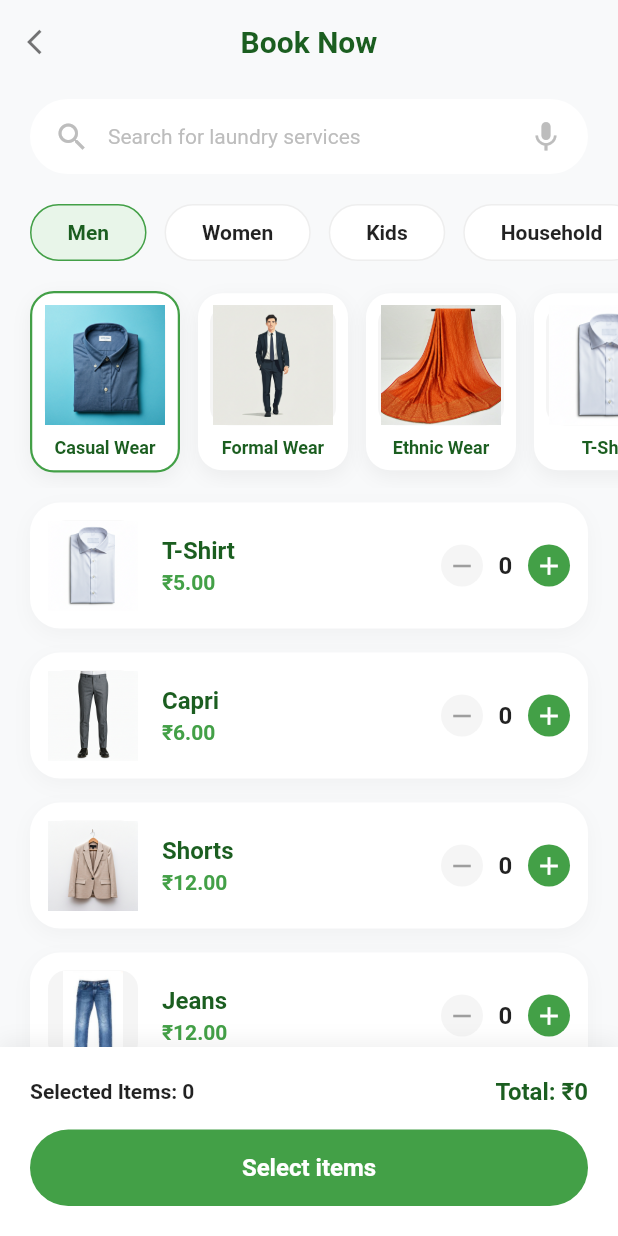
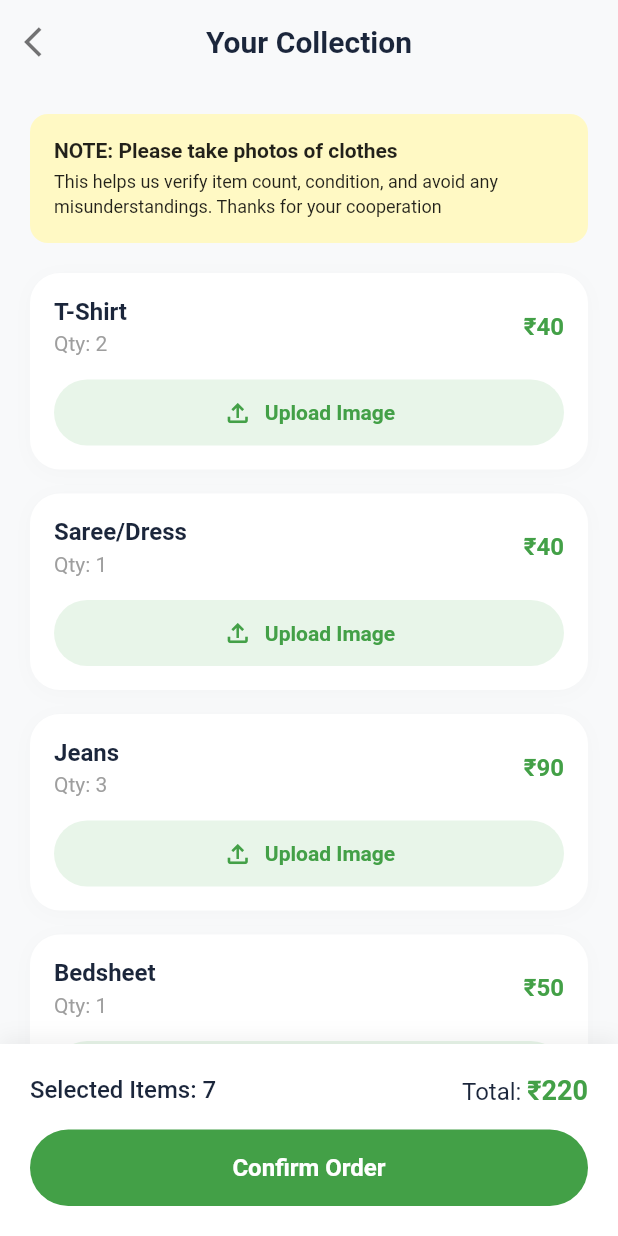
Before and after one commit to gohypedevelopers-stack/cleclo, a Flutter app: the BookServiceScreen screen opened by its route, after a tap on "Select items", on a phone screen of 412 x 824 dp. Run offline on Flutter 3.47's test engine with Material 3 defaults, Android fonts, the light colour scheme and no system bars; our stand-ins replace go_router, smooth_page_indicator.

Commit message:
feat: Add book service, upload image, and your collection screens with corresponding route constants.

```diff
--- a/lib/features/home/view/book_service_screen.dart
+++ b/lib/features/home/view/book_service_screen.dart
@@ -1,4 +1,5 @@
 import 'package:cleclo/utils/images/images.dart';
+import 'package:cleclo/routes/route_constants.dart';
 import 'package:cleclo/utils/theme/colors.dart';
 import 'package:flutter/material.dart';
 import 'package:go_router/go_router.dart';
@@ -292,7 +293,9 @@ class _BookServiceScreenState extends State<BookServiceScreen> {
                 SizedBox(
                   width: double.infinity,
                   child: ElevatedButton(
-                    onPressed: () {},
+                    onPressed: () {
+                      context.push(RouteConstants.yourCollectionScreen);
+                    },
                     style: ElevatedButton.styleFrom(
                       backgroundColor: const Color(0xFF43A047),
                       padding: const EdgeInsets.symmetric(vertical: 16),
--- /dev/null
+++ b/lib/features/home/view/your_collection_screen.dart
@@ -0,0 +1,270 @@
+import 'package:cleclo/utils/theme/colors.dart';
+import 'package:flutter/material.dart';
+import 'package:go_router/go_router.dart';
+import 'package:cleclo/routes/route_constants.dart';
+
+class YourCollectionScreen extends StatelessWidget {
+  const YourCollectionScreen({super.key});
+
+  @override
+  Widget build(BuildContext context) {
+    // Mock data for UI development
+    final List<Map<String, dynamic>> selectedItems = [
+      {'name': 'T-Shirt', 'qty': 2, 'price': 40},
+      {'name': 'Saree/Dress', 'qty': 1, 'price': 40},
+      {'name': 'Jeans', 'qty': 3, 'price': 90},
+      {'name': 'Bedsheet', 'qty': 1, 'price': 50},
+    ];
+
+    int totalItems = selectedItems.fold(0, (sum, item) => sum + (item['qty'] as int));
+    int totalPrice = selectedItems.fold(0, (sum, item) => sum + ((item['price'] as int) * (item['qty'] as int)));
+    // Wait, the image shows Total: 220.
+    // 2*40 + 1*40 + 3*90 + 1*50 = 80 + 40 + 270 + 50 = 440.
+    // The image calculation might be different or I misread prices.
+    // Image says: T-Shirt 40, Saree/Dress 40, Jeans 90, Bedsheet 50.
+    // Total 220.
+    // Maybe the prices are unit prices but total is sum of unit prices? No.
+    // Maybe details in image are specific.
+    // Let's stick to the visual structure. The total calc logic can be fixed later.
+    // Actually, looking at image: 40 + 40 + 90 + 50 = 220.
+    // So the total shown is just the sum of the displayed prices on the right, regardless of Quantity?
+    // OR the prices shown ARE the totals for that line item?
+    // T-Shirt Qty 2, Price 40 (Unit 20?).
+    // Saree Qty 1, Price 40.
+    // Jeans Qty 3, Price 90 (Unit 30?).
+    // Bedsheet Qty 1, Price 50.
+    // 40+40+90+50 = 220.
+    // Yes, the displayed price is the LINE TOTAL.
+
+    return Scaffold(
+      backgroundColor: const Color(0xFFF8F9FA),
+      appBar: AppBar(
+        backgroundColor: const Color(0xFFF8F9FA),
+        elevation: 0,
+        leading: IconButton(
+          icon: const Icon(Icons.arrow_back_ios, color: Colors.black54),
+          onPressed: () => context.pop(),
+        ),
+        centerTitle: true,
+        title: const Text(
+          'Your Collection',
+          style: TextStyle(
+            color: Color(0xFF1B263B),
+            fontSize: 20,
+            fontWeight: FontWeight.bold,
+          ),
+        ),
+      ),
+      body: Column(
+        children: [
+          Expanded(
+            child: SingleChildScrollView(
+              padding: const EdgeInsets.all(20),
+              child: Column(
+                children: [
+                  // Note Card
+                  Container(
+                    padding: const EdgeInsets.all(16),
+                    decoration: BoxDecoration(
+                      color: const Color(0xFFFFF9C4), // Light Yellow
+                      borderRadius: BorderRadius.circular(12),
+                    ),
+                    child: Column(
+                      crossAxisAlignment: CrossAxisAlignment.start,
+                      children: const [
+                        Text(
+                          'NOTE: Please take photos of clothes',
+                          style: TextStyle(
+                            fontWeight: FontWeight.bold,
+                            fontSize: 14,
+                            color: Colors.black87,
+                          ),
+                        ),
+                        SizedBox(height: 4),
+                        Text(
+                          'This helps us verify item count, condition, and avoid any misunderstandings. Thanks for your cooperation',
+                          style: TextStyle(
+                            fontSize: 12,
+                            color: Colors.black87,
+                            height: 1.4,
+                          ),
+                        ),
+                      ],
+                    ),
+                  ),
+                  const SizedBox(height: 20),
+
+                  // Items List
+                  ...selectedItems.map((item) => _buildItemCard(context, item)).toList(),
+                ],
+              ),
+            ),
+          ),
+
+          // Bottom Bar
+          Container(
+            padding: const EdgeInsets.all(20),
+            decoration: BoxDecoration(
+              color: Colors.white,
+              boxShadow: [
+                BoxShadow(
+                  color: Colors.black.withOpacity(0.05),
+                  blurRadius: 10,
+                  offset: const Offset(0, -5),
+                ),
+              ],
+            ),
+            child: Column(
+              mainAxisSize: MainAxisSize.min,
+              children: [
+                Row(
+                  mainAxisAlignment: MainAxisAlignment.spaceBetween,
+                  children: [
+                    Text(
+                      'Selected Items: $totalItems', // Dynamic or hardcoded based on map
+                      style: const TextStyle(
+                        fontSize: 16,
+                        fontWeight: FontWeight.w500,
+                        color: Color(0xFF1B263B),
+                      ),
+                    ),
+                    RichText(
+                      text: TextSpan(
+                        text: 'Total: ',
+                        style: const TextStyle(
+                          fontSize: 16,
+                          color: Color(0xFF1B263B),
+                        ),
+                        children: [
+                          TextSpan(
+                            text: '₹220', // Matches image total
+                            style: const TextStyle(
+                              fontSize: 18,
+                              fontWeight: FontWeight.bold,
+                              color: Color(0xFF43A047),
+                            ),
+                          ),
+                        ],
+                      ),
+                    ),
+                  ],
+                ),
+                const SizedBox(height: 16),
+                SizedBox(
+                  width: double.infinity,
+                  child: ElevatedButton(
+                    onPressed: () {
+                      // Navigate to next step
+                    },
+                    style: ElevatedButton.styleFrom(
+                      backgroundColor: const Color(0xFF43A047), // Green
+                      padding: const EdgeInsets.symmetric(vertical: 16),
+                      shape: RoundedRectangleBorder(
+                        borderRadius: BorderRadius.circular(30),
+                      ),
+                      elevation: 0,
+                    ),
+                    child: const Text(
+                      'Confirm Order',
+                      style: TextStyle(
+                        color: Colors.white,
+                        fontSize: 16,
+                        fontWeight: FontWeight.bold,
+                      ),
+                    ),
+                  ),
+                ),
+              ],
+            ),
+          ),
+        ],
+      ),
+    );
+  }
+
+  Widget _buildItemCard(BuildContext context, Map<String, dynamic> item) {
+    return Container(
+      margin: const EdgeInsets.only(bottom: 16),
+      padding: const EdgeInsets.all(16),
+      decoration: BoxDecoration(
+        color: Colors.white,
+        borderRadius: BorderRadius.circular(20),
+        boxShadow: [
+          BoxShadow(
+            color: Colors.black.withOpacity(0.02),
+            blurRadius: 10,
+            offset: const Offset(0, 2),
+          ),
+        ],
+      ),
+      child: Column(
+        children: [
+          Row(
+            mainAxisAlignment: MainAxisAlignment.spaceBetween,
+            children: [
+              Column(
+                crossAxisAlignment: CrossAxisAlignment.start,
+                children: [
+                  Text(
+                    item['name'],
+                    style: const TextStyle(
+                      fontSize: 16,
+                      fontWeight: FontWeight.bold,
+                      color: Color(0xFF1B263B),
+                    ),
+                  ),
+                  const SizedBox(height: 4),
+                  Text(
+                    'Qty: ${item['qty']}',
+                    style: TextStyle(
+                      fontSize: 14,
+                      color: Colors.grey.shade500,
+                    ),
+                  ),
+                ],
+              ),
+              Text(
+                '₹${item['price']}',
+                style: const TextStyle(
+                  fontSize: 16,
+                  fontWeight: FontWeight.bold,
+                  color: Color(0xFF43A047),
+                ),
+              ),
+            ],
+          ),
+          const SizedBox(height: 16),
+          // Upload Image Button
+          Container(
+            width: double.infinity,
+            padding: const EdgeInsets.symmetric(vertical: 12),
+            decoration: BoxDecoration(
+              color: const Color(0xFFE8F5E9), // Light green bg
+              borderRadius: BorderRadius.circular(30),
+            ),
+            child: Row(
+              mainAxisAlignment: MainAxisAlignment.center,
+              children: [
+                Icon(Icons.file_upload_outlined, color: Color(0xFF43A047), size: 20),
+                 SizedBox(width: 8),
+                GestureDetector(
+                  onTap: () {
+                    context.push(RouteConstants.uploadImageScreen);
+                  },
+                  child: Text(
+                    'Upload Image',
+                    style: TextStyle(
+                      color: Color(0xFF43A047),
+                      fontWeight: FontWeight.w600,
+                      fontSize: 14,
+                    ),
+                  ),
+                ),
+              ],
+            ),
+          ),
+        ],
+      ),
+    );
+  }
+}
--- a/lib/routes/route_config.dart
+++ b/lib/routes/route_config.dart
@@ -10,6 +10,8 @@ import 'package:cleclo/features/home/view/write_review_screen.dart';
 import 'package:cleclo/features/home/view/track_order_screen.dart';
 import 'package:cleclo/features/home/view/order_details_screen.dart';
 import 'package:cleclo/features/home/view/cancellation_successful_screen.dart';
+import 'package:cleclo/features/home/view/your_collection_screen.dart';
+import 'package:cleclo/features/home/view/upload_image_screen.dart';
 import 'package:cleclo/routes/route_constants.dart';
 import 'package:flutter/material.dart';
 import 'package:go_router/go_router.dart';
@@ -78,6 +80,16 @@ final GoRouter appRouter = GoRouter(
       name: RouteConstants.cancellationSuccessfulScreen,
       builder: (context, state) => const CancellationSuccessfulScreen(),
     ),
+    GoRoute(
+      path: RouteConstants.yourCollectionScreen,
+      name: RouteConstants.yourCollectionScreen,
+      builder: (context, state) => const YourCollectionScreen(),
+    ),
+    GoRoute(
+      path: RouteConstants.uploadImageScreen,
+      name: RouteConstants.uploadImageScreen,
+      builder: (context, state) => const UploadImageScreen(),
+    ),
   ],
   errorBuilder: (context, state) => Scaffold(
     body: Center(child: Text('404: Page not found (${state.uri.path})')),
--- a/lib/routes/route_constants.dart
+++ b/lib/routes/route_constants.dart
@@ -12,4 +12,6 @@ class RouteConstants {
   static const trackOrderScreen = "/track-order";
   static const orderDetailsScreen = "/order-details";
   static const cancellationSuccessfulScreen = "/cancellation-successful";
+  static const yourCollectionScreen = "/your-collection";
+  static const uploadImageScreen = "/upload-image";
 }
```
Also changed, not shown: lib/features/home/view/upload_image_screen.dart (added, +206 -0 lines).
